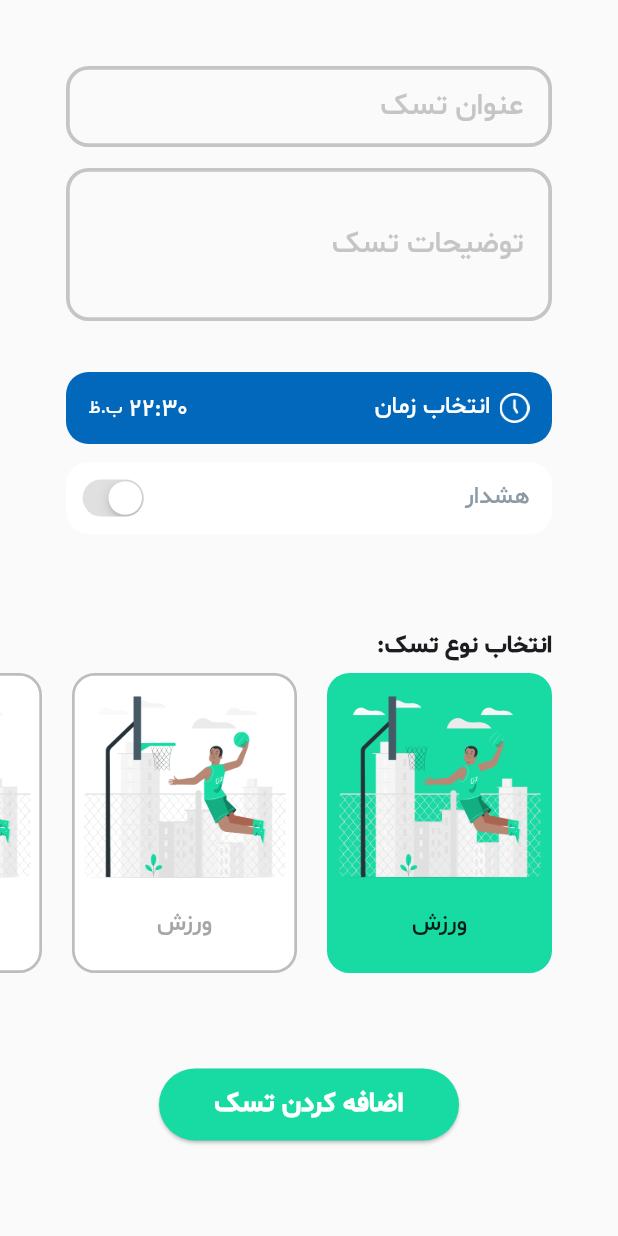
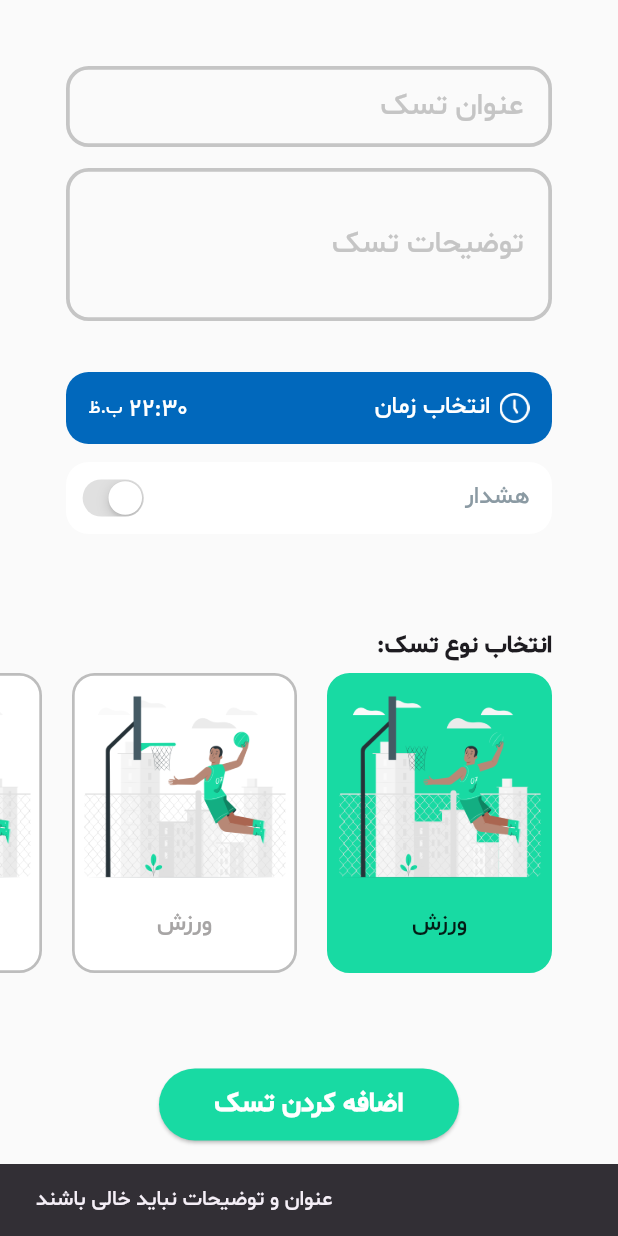
Before and after one commit to matinnajafi/todo_app, a Flutter app: the AddTaskScreen screen opened by its route, after a tap on "اضافه کردن تسک", on a phone screen of 412 x 824 dp. Run offline on Flutter 3.47's test engine with Material 3 defaults, Android fonts, the light colour scheme and no system bars; our stand-ins replace flutter_slidable, go_router, hive, hive_flutter, percent_indicator, smooth_page_indicator; missing offline and left inert: day_night_time_picker; accounts and stored records are empty.

Commit message:
Display task list and add task functionality

```diff
--- a/lib/presentation/tasks/screens/add_task_screen.dart
+++ b/lib/presentation/tasks/screens/add_task_screen.dart
@@ -73,7 +73,10 @@ class _AddTaskScreenState extends State<AddTaskScreen> {
                 const SizedBox(height: 6),
                 TaskTypeList(selectedItemList: selectedTaskTypeItem),
                 const Spacer(),
-                const AddTaskButton(),
+                AddTaskButton(
+                  taskTitleController: taskTitleController,
+                  taskSubTitleController: taskSubTitleController,
+                ),
                 const Spacer(),
               ],
             ),
--- a/lib/presentation/tasks/widgets/task_buttons.dart
+++ b/lib/presentation/tasks/widgets/task_buttons.dart
@@ -1,14 +1,42 @@
 import 'package:flutter/material.dart';
+import 'package:go_router/go_router.dart';
+import 'package:todo_app/core/routing/app_route.dart';
+import 'package:todo_app/data/models/task_type_enum.dart';
+import 'package:todo_app/data/services/task_services.dart';
 
 class AddTaskButton extends StatelessWidget {
-  const AddTaskButton({super.key});
+  AddTaskButton({
+    super.key,
+    required this.taskTitleController,
+    required this.taskSubTitleController,
+  });
+
+  final TextEditingController taskTitleController;
+  final TextEditingController taskSubTitleController;
+
+  final TaskService _taskService = TaskService();
 
   @override
   Widget build(BuildContext context) {
     return ElevatedButton(
       onPressed: () {
-        // add task process
-        // Navigator.of(context).pop();
+        final title = taskTitleController.text.trim();
+        final subtitle = taskSubTitleController.text.trim();
+
+        if (title.isEmpty || subtitle.isEmpty) {
+          ScaffoldMessenger.of(context).showSnackBar(
+            const SnackBar(content: Text('عنوان و توضیحات نباید خالی باشند')),
+          );
+          return;
+        }
+
+        _taskService.addTask(
+          title: title,
+          subtitle: subtitle,
+          type: TaskTypeEnum.work, // You can make this dynamic later
+        );
+
+        context.goNamed(AppRoute.task.name);
       },
       style: ElevatedButton.styleFrom(
         minimumSize: const Size(200, 48),
```
Also changed, not shown: lib/data/services/task_services.dart (added, +38 -0 lines), lib/presentation/tasks/screens/task_screen.dart (+28 -6 lines), lib/presentation/tasks/widgets/task_widget.dart (+5 -3 lines).
